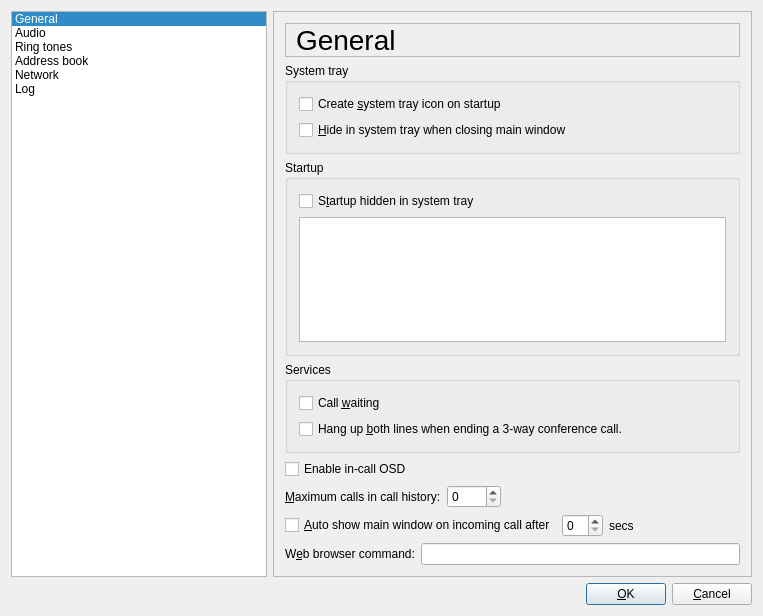
Qt form src/gui/syssettingsform.ui (LubosD/twinkle) before a commit.
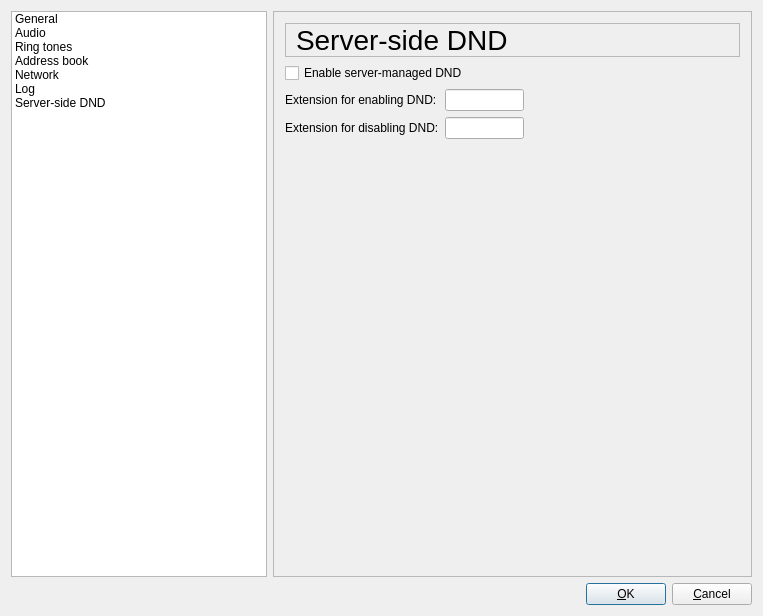
The same form after that commit. Icons and pictures are not drawn.

Commit message: Implement server-side 'Do Not Disturb' toggle

Diff of the .ui file:
```diff
--- a/src/gui/syssettingsform.ui
+++ b/src/gui/syssettingsform.ui
@@ -32,7 +32,7 @@
       </size>
      </property>
      <property name="currentRow">
-      <number>0</number>
+      <number>-1</number>
      </property>
      <item>
       <property name="text">
@@ -88,6 +88,15 @@
         <normaloff>:/icons/images/log.png</normaloff>:/icons/images/log.png</iconset>
       </property>
      </item>
+     <item>
+      <property name="text">
+       <string>Server-side DND</string>
+      </property>
+      <property name="icon">
+       <iconset resource="icons.qrc">
+        <normaloff>:/icons/images/favorites.png</normaloff>:/icons/images/favorites.png</iconset>
+      </property>
+     </item>
     </widget>
    </item>
    <item row="1" column="0" colspan="2">
@@ -708,6 +717,110 @@
        </item>
       </layout>
      </widget>
+     <widget class="QWidget" name="pageSSDND">
+      <layout class="QGridLayout" name="gridLayout_4">
+       <item row="0" column="0" colspan="4">
+        <widget class="QLabel" name="logTitleTextLabel_2">
+         <property name="font">
+          <font>
+           <pointsize>21</pointsize>
+          </font>
+         </property>
+         <property name="frameShape">
+          <enum>QFrame::StyledPanel</enum>
+         </property>
+         <property name="text">
+          <string>Server-side DND</string>
+         </property>
+         <property name="wordWrap">
+          <bool>false</bool>
+         </property>
+         <property name="indent">
+          <number>10</number>
+         </property>
+        </widget>
+       </item>
+       <item row="1" column="0" colspan="2">
+        <widget class="QCheckBox" name="checkBoxSSDND">
+         <property name="text">
+          <string>Enable server-managed DND</string>
+         </property>
+        </widget>
+       </item>
+       <item row="1" column="2" colspan="2">
+        <spacer name="horizontalSpacer">
+         <property name="orientation">
+          <enum>Qt::Horizontal</enum>
+         </property>
+         <property name="sizeHint" stdset="0">
+          <size>
+           <width>231</width>
+           <height>20</height>
+          </size>
+         </property>
+        </spacer>
+       </item>
+       <item row="2" column="0">
+        <widget class="QLabel" name="label_2">
+         <property name="text">
+          <string>Extension for enabling DND:</string>
+         </property>
+        </widget>
+       </item>
+       <item row="2" column="1" colspan="2">
+        <widget class="QLineEdit" name="lineDNDEnableExt"/>
+       </item>
+       <item row="2" column="3">
+        <spacer name="horizontalSpacer_2">
+         <property name="orientation">
+          <enum>Qt::Horizontal</enum>
+         </property>
+         <property name="sizeHint" stdset="0">
+          <size>
+           <width>179</width>
+           <height>20</height>
+          </size>
+         </property>
+        </spacer>
+       </item>
+       <item row="3" column="0">
+        <widget class="QLabel" name="label_3">
+         <property name="text">
+          <string>Extension for disabling DND:</string>
+         </property>
+        </widget>
+       </item>
+       <item row="3" column="1" colspan="2">
+        <widget class="QLineEdit" name="lineDNDDisableExt"/>
+       </item>
+       <item row="3" column="3">
+        <spacer name="horizontalSpacer_3">
+         <property name="orientation">
+          <enum>Qt::Horizontal</enum>
+         </property>
+         <property name="sizeHint" stdset="0">
+          <size>
+           <width>179</width>
+           <height>20</height>
+          </size>
+         </property>
+        </spacer>
+       </item>
+       <item row="4" column="1">
+        <spacer name="verticalSpacer">
+         <property name="orientation">
+          <enum>Qt::Vertical</enum>
+         </property>
+         <property name="sizeHint" stdset="0">
+          <size>
+           <width>20</width>
+           <height>400</height>
+          </size>
+         </property>
+        </spacer>
+       </item>
+      </layout>
+     </widget>
      <widget class="QWidget" name="pageGeneral">
       <layout class="QGridLayout" name="gridLayout_3">
        <item row="0" column="0">
```
Left out of the diff: 180 changed lines with no effect on the pictures. The commit also changes 8 other files.
